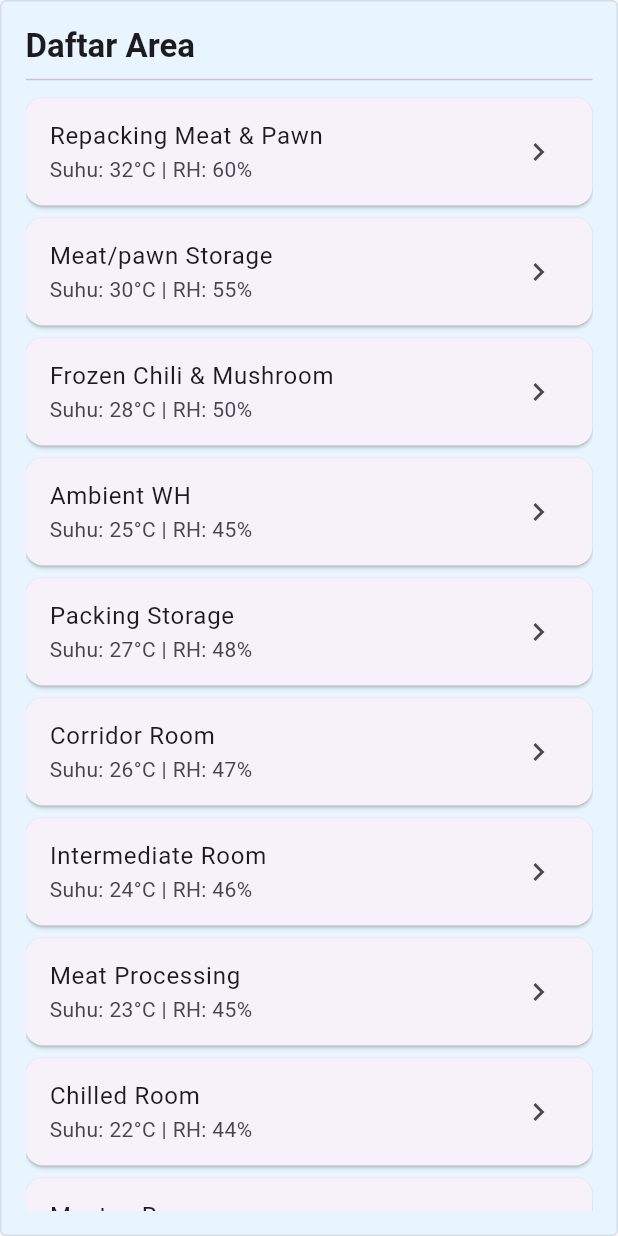
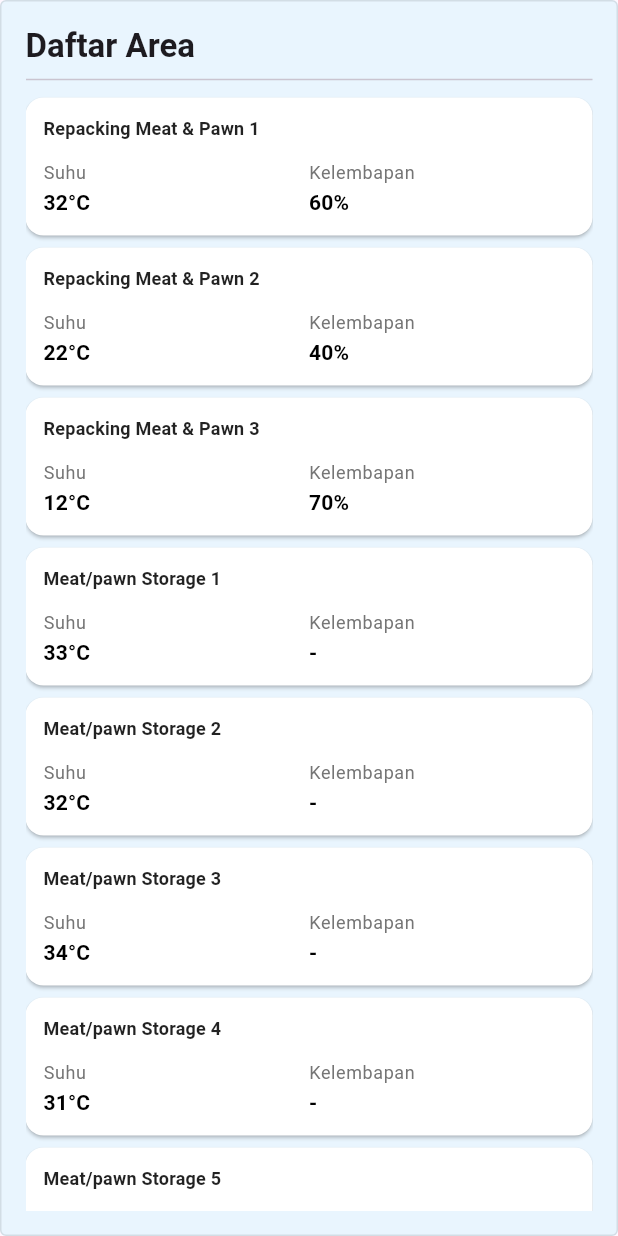
Before and after one commit to saiflll/monitoring-suhu, a Flutter app: the MapDetailSidebar widget shown alone on an empty page, opened directly, on a phone screen of 412 x 824 dp. Run offline on Flutter 3.47's test engine with Material 3 defaults, Android fonts, the light colour scheme and no system bars; our stand-ins replace bloc, equatable, flutter_bloc, flutter_svg, go_router, syncfusion_flutter_charts and 2 more; missing offline and left inert: syncfusion_flutter_core.

Commit message:
update last

```diff
--- a/lib/models/titik_model.dart
+++ b/lib/models/titik_model.dart
@@ -43,24 +43,49 @@ class Titik extends Equatable {
 
 
 final titikList = [
-  Titik(id: 's0_1', x: 0.0863, y: 0.0309, status: 'normal', deskripsi: 'Repacking Meat & Pawn', suhu: '32', rh: '60'),
-  Titik(id: 's0_2', x: 0.0820, y: 0.0112, status: 'normal', deskripsi: 'Meat/pawn Storage', suhu: '30', rh: '55'),
-  Titik(id: 's0_3', x: 0.0820, y: 0.0450, status: 'normal', deskripsi: 'Frozen Chili & Mushroom', suhu: '28', rh: '50'),
-  Titik(id: 's0_4', x: 0.0830, y: 0.0602, status: 'normal', deskripsi: 'Ambient WH', suhu: '25', rh: '45'),
-  Titik(id: 's0_5', x: 0.0830, y: 0.0731, status: 'normal', deskripsi: 'Packing Storage', suhu: '27', rh: '48'),
-  Titik(id: 's0_6', x: 0.0777, y: 0.0647, status: 'normal', deskripsi: 'Corridor Room', suhu: '26', rh: '47'),
-  Titik(id: 's0_7', x: 0.0777, y: 0.0281, status: 'normal', deskripsi: 'Intermediate Room', suhu: '24', rh: '46'),
-  Titik(id: 's0_8', x: 0.0720, y: 0.0140, status: 'normal', deskripsi: 'Meat Processing', suhu: '23', rh: '45'),
-  Titik(id: 's0_9', x: 0.0720, y: 0.0309, status: 'normal', deskripsi: 'Chilled Room', suhu: '22', rh: '44'),
-  Titik(id: 's0_10', x: 0.0720, y: 0.0461, status: 'normal', deskripsi: 'Mentos Room', suhu: '21', rh: '43'),
-  Titik(id: 's0_11', x: 0.0730, y: 0.0461, status: 'normal', deskripsi: 'Basic Mie Room', suhu: '20', rh: '42'),
-  Titik(id: 's0_12', x: 0.0730, y: 0.0140, status: 'normal', deskripsi: 'Ribbon Room', suhu: '19', rh: '41'),
-  Titik(id: 's0_13', x: 0.0863, y: 0.0332, status: 'normal', deskripsi: 'Wip Dough Store', suhu: '18', rh: '40'),
-  Titik(id: 's0_14', x: 0.0654, y: 0.0877, status: 'normal', deskripsi: 'Wheat Flour Storage', suhu: '17'),
-  Titik(id: 's0_16', x: 0.0365, y: 0.0438, status: 'normal', deskripsi: 'IGF', suhu: '16', rh: '38'),
-  Titik(id: 's0_17', x: 0.0292, y: 0.0422, status: 'normal', deskripsi: 'Secondary Packing', suhu: '15', rh: '37'),
-  Titik(id: 's0_18', x: 0.0205, y: 0.0686, status: 'normal', deskripsi: 'Ambient WH FG', suhu: '14', rh: '36'),
-  Titik(id: 's0_19', x: 0.0205, y: 0.0309, status: 'normal', deskripsi: 'Frozen Storage FG', suhu: '13', rh: '35'),
-  Titik(id: 's0_20', x: 0.0242, y: 0.0365, status: 'normal', deskripsi: 'Intermediate FSFG', suhu: '12', rh: '34'),
-  Titik(id: 's0_21', x: 0.0132, y: 0.0281, status: 'normal', deskripsi: 'Loading Platform', suhu: '11'),
+  //repacking meat & pawn
+  Titik(id: 's0_1', x: 0.8763, y: 0.1809, status: 'normal', deskripsi: 'Repacking Meat & Pawn 1', suhu: '32', rh: '60'),
+  Titik(id: 's0_2', x: 0.8763, y: 0.3009, status: 'normal', deskripsi: 'Repacking Meat & Pawn 2', suhu: '22', rh: '40'),
+  Titik(id: 's0_3', x: 0.8763, y: 0.4509, status: 'normal', deskripsi: 'Repacking Meat & Pawn 3', suhu: '12', rh: '70'),
+  //meat/pawn storage
+  Titik(id: 's0_4', x: 0.8320, y: 0.4250, status: 'normal', deskripsi: 'Meat/pawn Storage 1', suhu: '33', ),
+  Titik(id: 's0_5', x: 0.8320, y: 0.3452, status: 'normal', deskripsi: 'Meat/pawn Storage 2', suhu: '32', ),
+  Titik(id: 's0_6', x: 0.8320, y: 0.2642, status: 'normal', deskripsi: 'Meat/pawn Storage 3', suhu: '34', ),
+  Titik(id: 's0_7', x: 0.8320, y: 0.1812, status: 'normal', deskripsi: 'Meat/pawn Storage 4', suhu: '31', ),
+  Titik(id: 's0_8', x: 0.8320, y: 0.1012, status: 'normal', deskripsi: 'Meat/pawn Storage 5', suhu: '36', ),
+  //chilled storage
+  Titik(id: 's0_9', x: 0.8320, y: 0.5050, status: 'normal', deskripsi: 'Frozen Chili & Mushroom', suhu: '28', rh: '50'),
+  //ambient WH
+  Titik(id: 's0_10', x: 0.8430, y: 0.5802, status: 'normal', deskripsi: 'Ambient WH', suhu: '25', rh: '45'),
+  //packing storage
+  Titik(id: 's0_11', x: 0.8430, y: 0.6931, status: 'normal', deskripsi: 'Packing Storage', suhu: '27', rh: '48'),
+  //intermediate
+  Titik(id: 's0_12', x: 0.7850, y: 0.1847, status: 'normal', deskripsi: 'Intermediate Room 1', suhu: '26', rh: '47'),
+  Titik(id: 's0_13', x: 0.7850, y: 0.3281, status: 'normal', deskripsi: 'Intermediate Room 2', suhu: '24', rh: '46'),
+  Titik(id: 's0_14', x: 0.7850, y: 0.6280, status: 'normal', deskripsi: 'Corridor Room', suhu: '23', rh: '45'),
+  //meat processing
+  Titik(id: 's0_15', x: 0.7177, y: 0.1547, status: 'normal', deskripsi: 'Meat Proccesing', suhu: '26', rh: '47'),
+  //chilled room
+  Titik(id: 's0_16', x: 0.7277, y: 0.3181, status: 'normal', deskripsi: 'Intermediate Room', suhu: '24', rh: '46'),
+  //metos room
+  Titik(id: 's0_17', x: 0.7320, y: 0.4500, status: 'normal', deskripsi: 'Metos Room', suhu: '23', rh: '45'),
+  //Flour Storage
+  Titik(id: 's0_18', x: 0.6420, y: 0.8609, status: 'normal', deskripsi: 'Wheat Flour Storage', suhu: '22', rh: '44'),
+  //Line Production
+  Titik(id: 's0_19', x: 0.5720, y: 0.8461, status: 'danger', deskripsi: 'Line Production 1', suhu: '21', rh: '43'),
+  Titik(id: 's0_20', x: 0.5720, y: 0.8461, status: 'danger', deskripsi: 'Line Production 2', suhu: '21', rh: '43'),
+  Titik(id: 's0_21', x: 0.5720, y: 0.8461, status: 'danger', deskripsi: 'Line Production 3', suhu: '21', rh: '43'),
+  Titik(id: 's0_22', x: 0.5720, y: 0.8461, status: 'danger', deskripsi: 'Line Production 4', suhu: '21', rh: '43'),
+
+  //IGF
+  Titik(id: 's0_17', x: 0.0730, y: 0.0461, status: 'normal', deskripsi: 'Basic Mie Room', suhu: '20', rh: '42'),
+  Titik(id: 's0_18', x: 0.0730, y: 0.0140, status: 'normal', deskripsi: 'Ribbon Room', suhu: '19', rh: '41'),
+  Titik(id: 's0_19', x: 0.0863, y: 0.0332, status: 'normal', deskripsi: 'Wip Dough Store', suhu: '18', rh: '40'),
+  Titik(id: 's0_20', x: 0.0654, y: 0.0877, status: 'normal', deskripsi: 'Wheat Flour Storage', suhu: '17'),
+  Titik(id: 's0_21', x: 0.0365, y: 0.0438, status: 'normal', deskripsi: 'IGF', suhu: '16', rh: '38'),
+  Titik(id: 's0_22', x: 0.0292, y: 0.0422, status: 'normal', deskripsi: 'Secondary Packing', suhu: '15', rh: '37'),
+  Titik(id: 's0_23', x: 0.0205, y: 0.0686, status: 'normal', deskripsi: 'Ambient WH FG', suhu: '14', rh: '36'),
+  Titik(id: 's0_24', x: 0.0205, y: 0.0309, status: 'normal', deskripsi: 'Frozen Storage FG', suhu: '13', rh: '35'),
+  Titik(id: 's0_25', x: 0.0242, y: 0.0365, status: 'normal', deskripsi: 'Intermediate FSFG', suhu: '12', rh: '34'),
+  Titik(id: 's0_26', x: 0.0132, y: 0.0281, status: 'normal', deskripsi: 'Loading Platform', suhu: '11'),
 ];
--- a/lib/widgets/features/denah/map_detail_sidebar.dart
+++ b/lib/widgets/features/denah/map_detail_sidebar.dart
@@ -32,21 +32,52 @@ class MapDetailSidebar extends StatelessWidget {
     );
   }
 
-  /// Widget helper untuk membuat subtitle yang berisi status Suhu dan RH.
-  Widget _buildStatusSubtitle(BuildContext context, Titik titik) {
-    List<String> statuses = [];
-    // Tambahkan status suhu
-    statuses.add('Suhu: ${titik.suhu}°C');
-
-    // Tambahkan status RH hanya jika ada nilainya
-    if (titik.rh.isNotEmpty) {
-      statuses.add('RH: ${titik.rh}%');
-    }
-
-    // Gabungkan status dengan pemisah '|'
-    return Text(statuses.join(' | '));
+  /// Widget helper untuk membangun konten internal dari sebuah kartu area.
+  /// Menampilkan nama area, suhu, dan kelembapan.
+  Widget _buildAreaCardContent(BuildContext context, Titik titik) {
+    return Padding(
+      padding: const EdgeInsets.all(12.0), // Padding di dalam kartu
+      child: Column(
+        crossAxisAlignment: CrossAxisAlignment.start,
+        children: [
+          // Bagian Atas: Nama Area
+          Text(
+            titik.deskripsi,
+            style: Theme.of(context).textTheme.titleMedium?.copyWith(fontWeight: FontWeight.bold, color: Colors.black87, fontSize: 12, ),
+            maxLines: 2,
+            overflow: TextOverflow.ellipsis,
+          ),
+          const SizedBox(height: 8),
+          //const Divider(),
+          const SizedBox(height: 4),
+          // Bagian Bawah: Suhu & Kelembapan
+          Row(
+            children: [
+              // Kolom Kiri: Suhu
+              Expanded(
+                child: _buildInfoColumn(context, 'Suhu', '${titik.suhu}°C'),
+              ),
+              // Kolom Kanan: Kelembapan
+              Expanded(
+                child: _buildInfoColumn(context, 'Kelembapan', titik.rh.isNotEmpty ? '${titik.rh}%' : '-'),
+              ),
+            ],
+          ),
+        ],
+      ),
+    );
   }
 
+  Widget _buildInfoColumn(BuildContext context, String label, String value) {
+    return Column(
+      crossAxisAlignment: CrossAxisAlignment.start,
+      children: [
+        Text(label, style: Theme.of(context).textTheme.bodySmall?.copyWith(color: Colors.grey[600])),
+        const SizedBox(height: 2),
+        Text(value, style: Theme.of(context).textTheme.titleSmall?.copyWith(fontWeight: FontWeight.bold, color: Colors.black)),
+      ],
+    );
+  }
   /// Widget untuk menampilkan daftar semua titik dalam bentuk Card.
   Widget _buildAllPointsList(BuildContext context) {
     return Column(
@@ -65,15 +96,19 @@ class MapDetailSidebar extends StatelessWidget {
           itemBuilder: (context, index) {
             final titik = titikList[index];
             return Card(
+              color: Colors.white, // Latar belakang kartu menjadi putih
               margin: const EdgeInsets.symmetric(vertical: 4.0),
-              child: ListTile(
-                title: Text(titik.deskripsi),
-                subtitle: _buildStatusSubtitle(context, titik),
-                trailing: const Icon(Icons.chevron_right),
-                onTap: () {
-                  // Saat card di-klik, panggil cubit untuk memilih titik ini
-                  context.read<TitikCubit>().pilihTitik(titik);
-                },
+              clipBehavior: Clip.antiAlias, // Agar efek ripple mengikuti bentuk kartu
+              child: InkWell(
+                onTap: () => context.read<TitikCubit>().pilihTitik(titik),
+                child: Row(
+                  children: [
+                    Expanded(
+                      child: _buildAreaCardContent(context, titik),
+                    ),
+
+                  ],
+                ),
               ),
             );
           },
@@ -105,13 +140,10 @@ class MapDetailSidebar extends StatelessWidget {
         const SizedBox(height: 8),
         // Tampilkan detail dalam bentuk Card yang sama seperti di daftar
         Card(
+          color: Colors.white, // Latar belakang kartu menjadi putih
           margin: const EdgeInsets.symmetric(vertical: 4.0),
-          child: ListTile(
-            title: Text(titik.deskripsi, style: const TextStyle(fontWeight: FontWeight.bold)),
-            subtitle: _buildStatusSubtitle(context, titik),
-          ),
+          child: _buildAreaCardContent(context, titik),
         ),
-
       ],
     );
   }
```
Also changed, not shown: lib/widgets/features/denah/interactive_map_widget.dart (+104 -21 lines).
